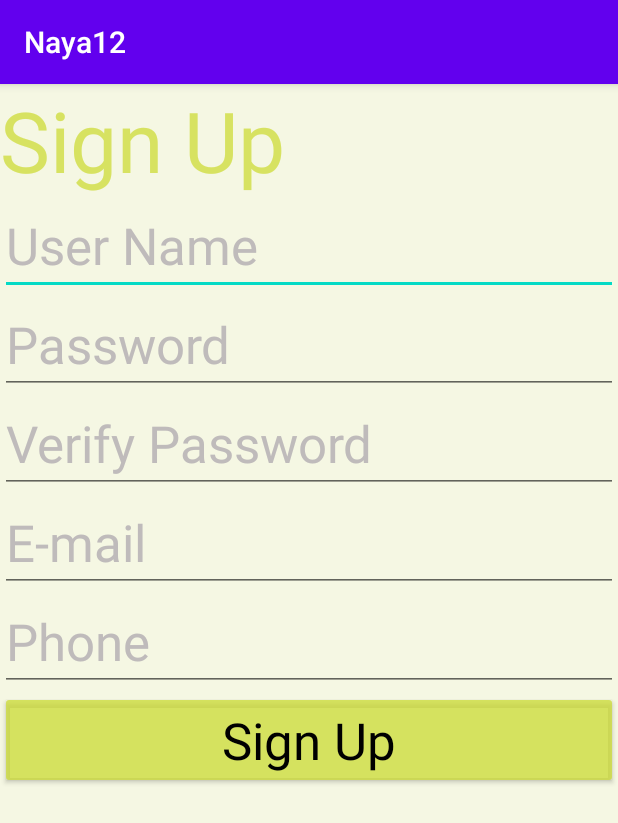
After one commit to naya-awad/Naya12, an Android app: the SignUpActivity screen opened directly, with no data from a screen before it, on a phone screen of 412 x 824 dp. The commit adds this screen. Shown: the top 823 px of the screen. Run offline under Robolectric (Android 15) with nearby library versions, the phone set to English and light mode, and no system bars.

Commit message:
i created FirstActivity, SignUpActivity, SignInActivity and designed them.

```diff
--- a/app/src/main/AndroidManifest.xml
+++ b/app/src/main/AndroidManifest.xml
@@ -9,7 +9,9 @@
         android:roundIcon="@mipmap/ic_launcher_round"
         android:supportsRtl="true"
         android:theme="@style/AppTheme">
-        <activity android:name=".FirstActivity"></activity>
+        <activity android:name=".SignInActivity"></activity>
+        <activity android:name=".SignUpActivity" />
+        <activity android:name=".FirstActivity" />
         <activity android:name=".MainActivityN" />
         <activity android:name=".MainActivity">
             <intent-filter>
--- /dev/null
+++ b/app/src/main/java/com/example/naya12/SignInActivity.java
@@ -0,0 +1,14 @@
+package com.example.naya12;
+
+import androidx.appcompat.app.AppCompatActivity;
+
+import android.os.Bundle;
+
+public class SignInActivity extends AppCompatActivity {
+
+    @Override
+    protected void onCreate(Bundle savedInstanceState) {
+        super.onCreate(savedInstanceState);
+        setContentView(R.layout.activity_sign_in);
+    }
+}
--- /dev/null
+++ b/app/src/main/java/com/example/naya12/SignUpActivity.java
@@ -0,0 +1,14 @@
+package com.example.naya12;
+
+import androidx.appcompat.app.AppCompatActivity;
+
+import android.os.Bundle;
+
+public class SignUpActivity extends AppCompatActivity {
+
+    @Override
+    protected void onCreate(Bundle savedInstanceState) {
+        super.onCreate(savedInstanceState);
+        setContentView(R.layout.activity_sign_up);
+    }
+}
--- a/app/src/main/res/layout/activity_first.xml
+++ b/app/src/main/res/layout/activity_first.xml
@@ -4,7 +4,7 @@
     xmlns:tools="http://schemas.android.com/tools"
     android:layout_width="match_parent"
     android:layout_height="match_parent"
-    android:background="#F6BEBE"
+    android:background="#FFFFFF"
     android:backgroundTint="#57CDDC39"
     tools:context=".FirstActivity">
 
@@ -15,6 +15,7 @@
         android:layout_height="89dp"
         android:backgroundTint="#C4CDDC39"
         android:text="Sign In"
+        android:textAppearance="@style/TextAppearance.AppCompat.Display1"
         tools:layout_editor_absoluteX="85dp"
         tools:layout_editor_absoluteY="436dp" />
 
@@ -24,6 +25,7 @@
         android:layout_height="89dp"
         android:backgroundTint="#C4CDDC39"
         android:text="Sign Up"
+        android:textAppearance="@style/TextAppearance.AppCompat.Display1"
         tools:layout_editor_absoluteX="85dp"
         tools:layout_editor_absoluteY="559dp" />
 
--- /dev/null
+++ b/app/src/main/res/layout/activity_sign_in.xml
@@ -0,0 +1,7 @@
+<?xml version="1.0" encoding="utf-8"?>
+<androidx.constraintlayout.widget.ConstraintLayout xmlns:android="http://schemas.android.com/apk/res/android"
+    xmlns:app="http://schemas.android.com/apk/res-auto"
+    xmlns:tools="http://schemas.android.com/tools"
+    android:layout_width="match_parent"
+    android:layout_height="match_parent"
+    tools:context=".SignInActivity"/>
--- /dev/null
+++ b/app/src/main/res/layout/activity_sign_up.xml
@@ -0,0 +1,92 @@
+<?xml version="1.0" encoding="utf-8"?>
+<androidx.constraintlayout.widget.ConstraintLayout xmlns:android="http://schemas.android.com/apk/res/android"
+    xmlns:app="http://schemas.android.com/apk/res-auto"
+    xmlns:tools="http://schemas.android.com/tools"
+    android:layout_width="match_parent"
+    android:layout_height="match_parent"
+    android:background="#57CDDC39"
+    android:backgroundTint="#57CDDC39"
+    tools:context=".SignUpActivity">
+
+    <LinearLayout
+        android:layout_width="match_parent"
+        android:layout_height="match_parent"
+        android:orientation="horizontal"
+        tools:layout_editor_absoluteX="1dp"
+        tools:layout_editor_absoluteY="1dp">
+
+        <LinearLayout
+            android:layout_width="match_parent"
+            android:layout_height="match_parent"
+            android:orientation="vertical">
+
+            <TextView
+                android:id="@+id/textView"
+                android:layout_width="match_parent"
+                android:layout_height="wrap_content"
+                android:text="Sign Up"
+                android:textAppearance="@style/TextAppearance.AppCompat.Display3"
+                android:textColor="#C4CDDC39" />
+
+            <EditText
+                android:id="@+id/editTextTextPersonName3"
+                android:layout_width="match_parent"
+                android:layout_height="wrap_content"
+                android:ems="10"
+                android:hint="User Name"
+                android:inputType="textPersonName"
+                android:textAppearance="@style/TextAppearance.AppCompat.Display1"
+                android:textColorHint="#BFBBBB" />
+
+            <EditText
+                android:id="@+id/editTextTextPassword"
+                android:layout_width="match_parent"
+                android:layout_height="wrap_content"
+                android:ems="10"
+                android:hint="Password"
+                android:inputType="textPassword"
+                android:textAppearance="@style/TextAppearance.AppCompat.Display1"
+                android:textColorHint="#BFBBBB" />
+
+            <EditText
+                android:id="@+id/editTextTextPassword2"
+                android:layout_width="match_parent"
+                android:layout_height="wrap_content"
+                android:ems="10"
+                android:hint="Verify Password"
+                android:inputType="textPassword"
+                android:textAppearance="@style/TextAppearance.AppCompat.Display1"
+                android:textColorHint="#BFBBBB" />
+
+            <EditText
+                android:id="@+id/editTextTextEmailAddress"
+                android:layout_width="match_parent"
+                android:layout_height="wrap_content"
+                android:ems="10"
+                android:hint="E-mail"
+                android:inputType="textEmailAddress"
+                android:textAppearance="@style/TextAppearance.AppCompat.Display1"
+                android:textColorHint="#BFBBBB" />
+
+            <EditText
+                android:id="@+id/editTextPhone"
+                android:layout_width="match_parent"
+                android:layout_height="wrap_content"
+                android:ems="10"
+                android:hint="Phone"
+                android:inputType="phone"
+                android:textAppearance="@style/TextAppearance.AppCompat.Display1"
+                android:textColorHint="#BFBBBB" />
+
+            <Button
+                android:id="@+id/button"
+                android:layout_width="match_parent"
+                android:layout_height="wrap_content"
+                android:backgroundTint="#C4CDDC39"
+                android:text="Sign Up"
+                android:textAppearance="@style/TextAppearance.AppCompat.Display1"
+                android:textColor="#000000" />
+
+        </LinearLayout>
+    </LinearLayout>
+</androidx.constraintlayout.widget.ConstraintLayout>
```
